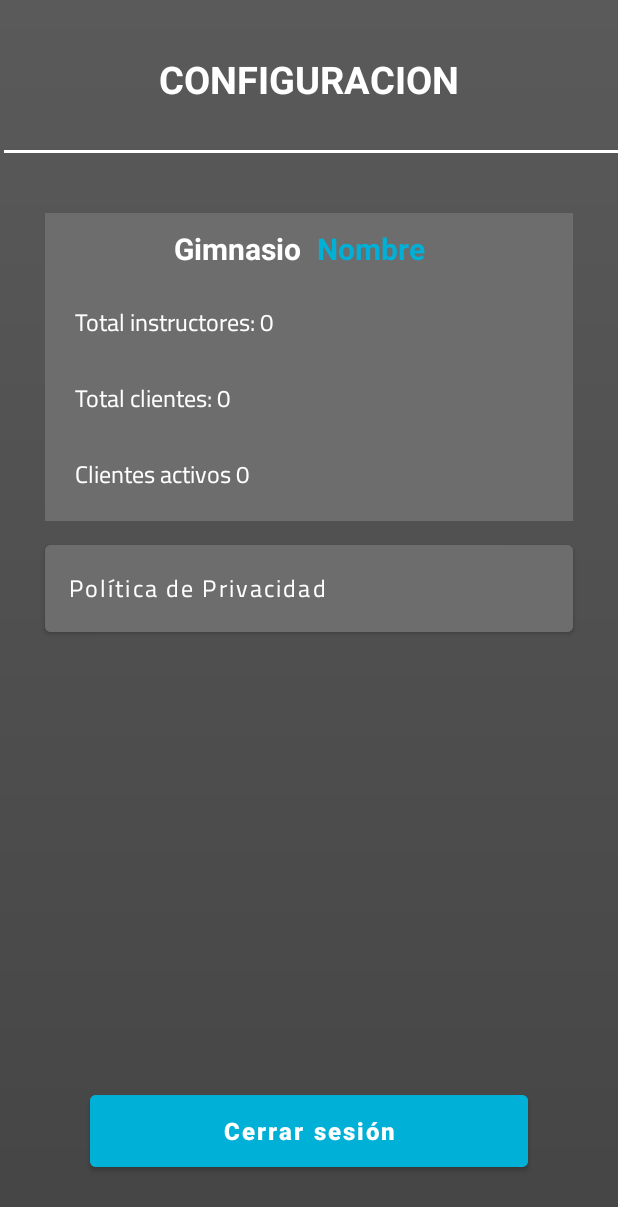
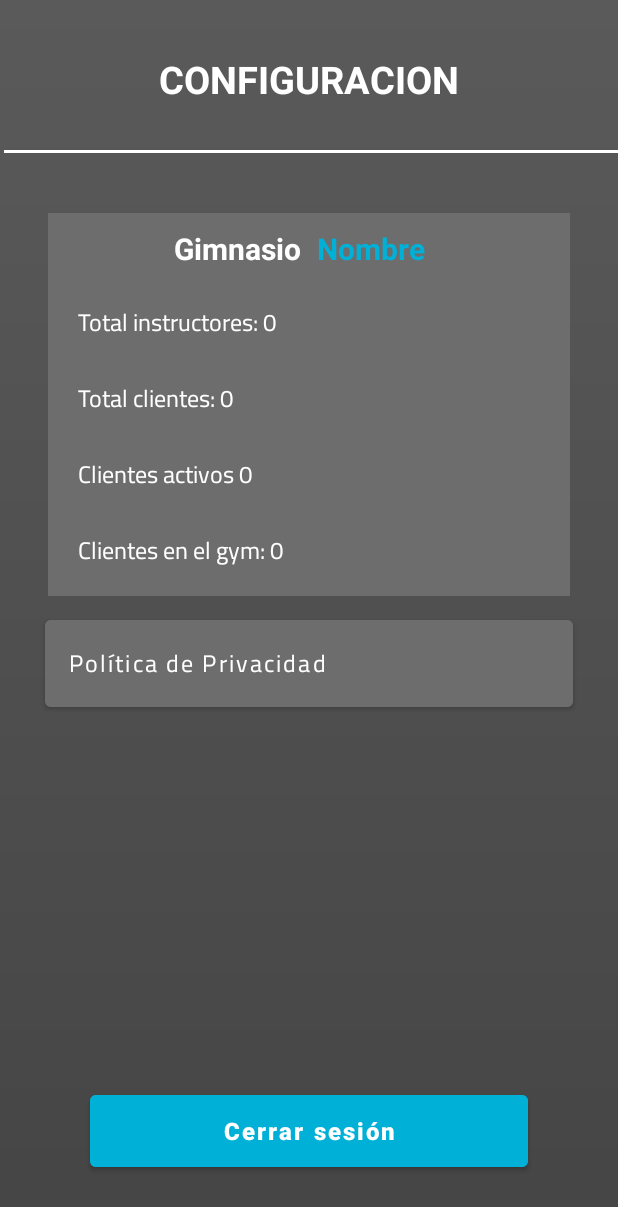
Before and after one commit to Jhonnier20/ProyectoFinalApps, an Android app: the fragment ConfAdminFragment shown on its own in the app's theme, on a phone screen of 412 x 824 dp. Shown: the top 1207 px of the screen. Run offline under Robolectric (Android 15) with nearby library versions, the phone set to English and light mode, and no system bars; our stand-ins replace Firebase (no records; nobody signed in at launch, a user with empty details on screens opened directly); libraries missing offline, so code that uses them is left out: com.facebook, com.facebook.login.

Commit message:
Cantidad de clientes en el gym

```diff
--- a/app/src/main/java/com/example/proyectofinalapps/fragments/ConfAdminFragment.java
+++ b/app/src/main/java/com/example/proyectofinalapps/fragments/ConfAdminFragment.java
@@ -24,10 +24,12 @@ import com.google.firebase.auth.FirebaseAuth;
 import com.google.firebase.firestore.DocumentChange;
 import com.google.firebase.firestore.FirebaseFirestore;
 
+import java.util.Date;
+
 public class ConfAdminFragment extends Fragment {
 
     private FragmentConfAdminBinding binding;
-    private TextView gymNameAdmin, totalInstructors, totalClients, activeClients;
+    private TextView gymNameAdmin, totalInstructors, totalClients, activeClients, clientsInGym;
     private Button privacyPolicyAdmin, logOutAdmin;
     private PrivacyPolicyActivity privacyPolicyActivity;
     private View view;
@@ -38,6 +40,7 @@ public class ConfAdminFragment extends Fragment {
     private int counterInstructors;
     private int counterClients;
     private int counterActiveClients;
+    private int counterClientsInGym;
 
     public ConfAdminFragment() {
         // Required empty public constructor
@@ -59,6 +62,7 @@ public class ConfAdminFragment extends Fragment {
         counterInstructors = 0;
         counterClients = 0;
         counterActiveClients = 0;
+        counterClientsInGym = 0;
 
         gymNameAdmin = binding.gymNameAdmin;
         totalInstructors = binding.totalInstructors;
@@ -66,6 +70,7 @@ public class ConfAdminFragment extends Fragment {
         activeClients = binding.activeClients;
         privacyPolicyAdmin = binding.privacyPolicyAdmin;
         logOutAdmin = binding.logOutAdmin;
+        clientsInGym = binding.clientsInGym;
 
         privacyPolicyAdmin.setOnClickListener(this::goToPrivacyPolicy);
         logOutAdmin.setOnClickListener(this::logOut);
@@ -105,6 +110,19 @@ public class ConfAdminFragment extends Fragment {
                 }
         );
 
+        FirebaseFirestore.getInstance().collection("Attendance").addSnapshotListener(
+                (value, error) -> {
+                    for(DocumentChange dc: value.getDocumentChanges()) {
+                        long date = (long) dc.getDocument().get("dateOfEntry");
+                        long newDate = date + 86400000;
+                        if (date <= new Date().getTime() && newDate >= new Date().getTime()) {
+                            counterClientsInGym++;
+                        }
+                    }
+                    clientsInGym.setText("Clientes en el gym: " + counterClientsInGym);
+                }
+        );
+
 
     }
 
--- a/app/src/main/res/layout/fragment_conf_admin.xml
+++ b/app/src/main/res/layout/fragment_conf_admin.xml
@@ -69,7 +69,7 @@
 
     <androidx.constraintlayout.widget.ConstraintLayout
         android:id="@+id/constraintLayout5"
-        android:layout_width="0dp"
+        android:layout_width="348dp"
         android:layout_height="wrap_content"
         android:layout_marginStart="30dp"
         android:layout_marginTop="40dp"
@@ -128,15 +128,29 @@
             android:layout_height="wrap_content"
             android:layout_marginStart="20dp"
             android:layout_marginTop="20dp"
-            android:layout_marginBottom="16dp"
             android:fontFamily="@font/cairo_regular"
             android:text="Clientes activos: 20"
             android:textColor="#FFFFFF"
             android:textSize="16dp"
             android:textStyle="normal"
+            app:layout_constraintStart_toStartOf="parent"
+            app:layout_constraintTop_toBottomOf="@+id/totalClients" />
+
+        <TextView
+            android:id="@+id/clientsInGym"
+            android:layout_width="wrap_content"
+            android:layout_height="wrap_content"
+            android:layout_marginStart="20dp"
+            android:layout_marginTop="20dp"
+            android:layout_marginBottom="15dp"
+            android:fontFamily="@font/cairo_regular"
+            android:text="Clientes en el gym: 20"
+            android:textColor="#FFFFFF"
+            android:textSize="16dp"
+            android:textStyle="normal"
             app:layout_constraintBottom_toBottomOf="parent"
             app:layout_constraintStart_toStartOf="parent"
-            app:layout_constraintTop_toBottomOf="@+id/totalClients" />
+            app:layout_constraintTop_toBottomOf="@+id/activeClients" />
 
         <TextView
             android:id="@+id/textView24"
```
